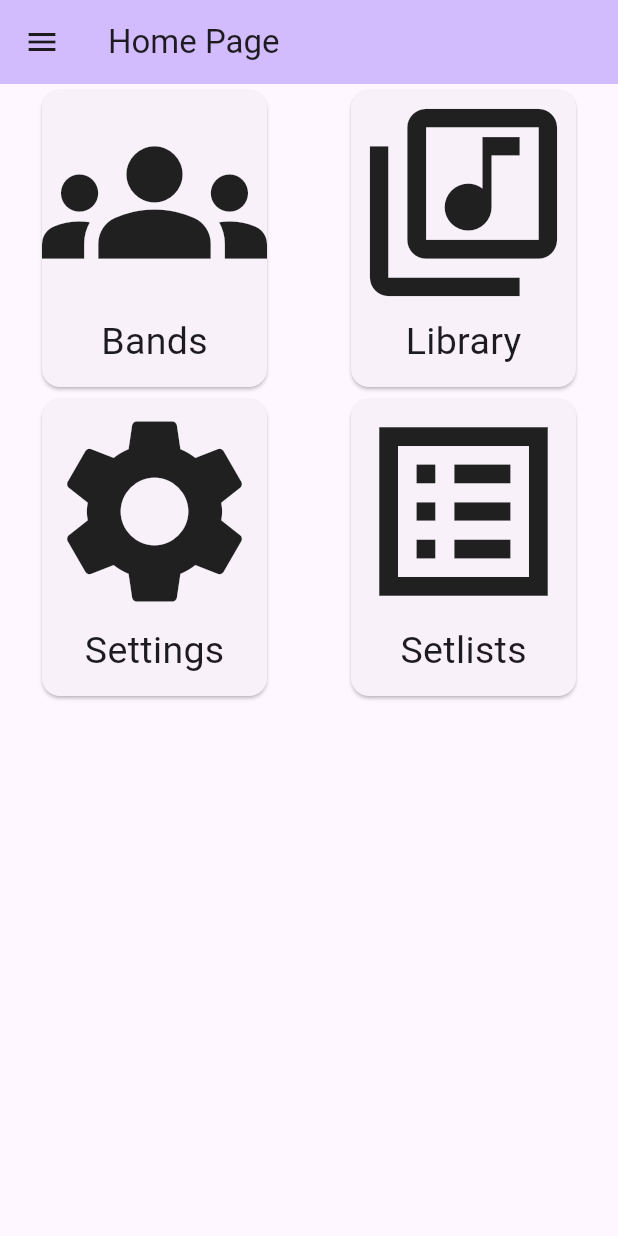
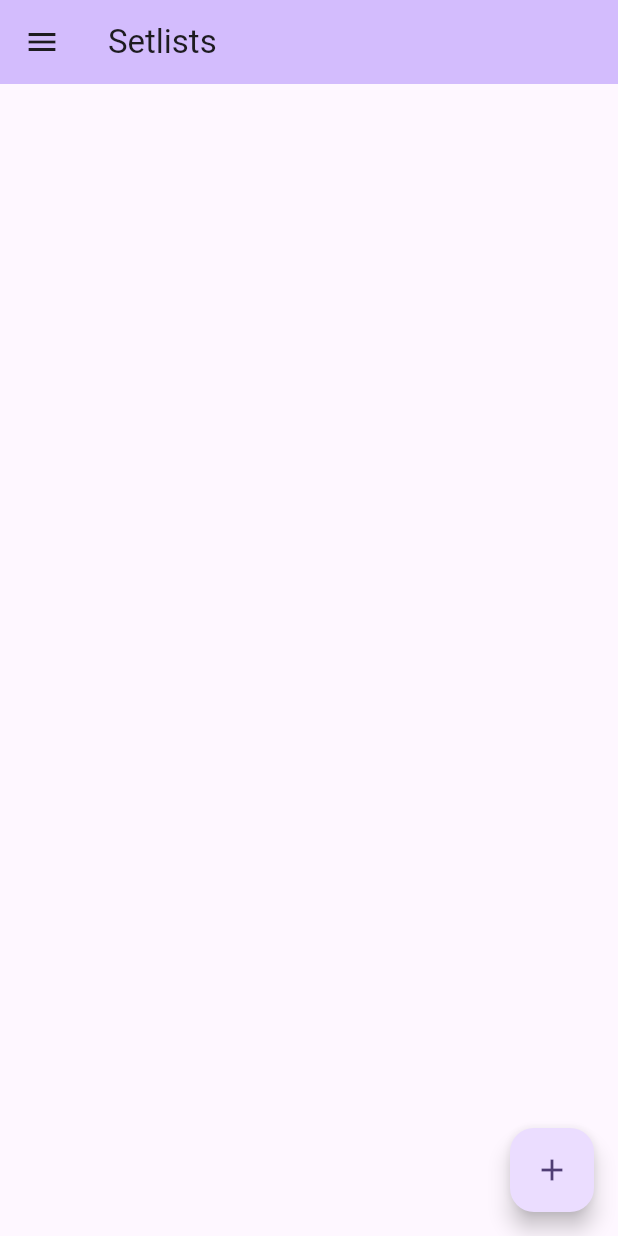
Before and after one commit to Houdini888/ZPI_frontend, a Flutter app: the screen it shows after launch, after a tap on "Setlists", on a phone screen of 412 x 824 dp. Run offline on Flutter 3.47's test engine with Material 3 defaults, Android fonts, the phone set to English and light mode, and no system bars; our stand-ins replace convert, file_picker, shared_preferences; missing offline and left inert: pdfx.

Commit message:
Merged + home page

```diff
--- a/zpi_frontend/lib/main.dart
+++ b/zpi_frontend/lib/main.dart
@@ -1,6 +1,7 @@
 import 'package:flutter/material.dart';
 import 'package:zpi_frontend/src/screens/bandlistscreen.dart';
 import 'package:zpi_frontend/src/screens/library_main.dart';
+import 'package:zpi_frontend/src/screens/setlists_main.dart';
 import 'package:zpi_frontend/src/widgets/app_drawer_menu.dart';
 
 void main() {
@@ -120,7 +121,7 @@ class _MyHomePageState extends State<MyHomePage> {
             clipBehavior: Clip.hardEdge,
             child: InkWell(
               onTap: () {
-                debugPrint('Card tapped.');
+                Navigator.push(context, MaterialPageRoute(builder: (context)=> const SetlistsMain()));
               },
               child: const SizedBox(
                 child:
--- a/zpi_frontend/lib/src/screens/setlists_main.dart
+++ b/zpi_frontend/lib/src/screens/setlists_main.dart
@@ -0,0 +1,148 @@
+import 'dart:async';
+
+import 'package:flutter/material.dart';
+import 'package:shared_preferences/shared_preferences.dart';
+import 'package:zpi_frontend/src/screens/setlist_preview.dart';
+
+import '../widgets/app_drawer_menu.dart';
+
+class SetlistsMain extends StatefulWidget {
+  const SetlistsMain({super.key});
+
+  @override
+  SharedPreferencesDemoState createState() => SharedPreferencesDemoState();
+}
+
+class SharedPreferencesDemoState extends State<SetlistsMain> {
+  final Future<SharedPreferencesWithCache> _prefs =
+      SharedPreferencesWithCache.create(
+          cacheOptions: const SharedPreferencesWithCacheOptions(
+              // This cache will only accept the key 'counter'.
+              ));
+  late Future<List<String>> _lists;
+  List<String> _externalList = [];
+  late TextEditingController textController;
+
+  Future<void> _addSetList() async {
+    final String? listName = await openDialog();
+    if (listName == null || listName.isEmpty) return;
+    final SharedPreferencesWithCache prefs = await _prefs;
+    final List<String> list = (prefs.getStringList('setlists') ?? []);
+    if(list.contains(listName)) {
+
+    }
+    else {
+      list.add(listName);
+    }
+
+    setState(() {
+      _lists = prefs.setStringList('setlists', list).then((_) {
+        return list;
+      });
+    });
+  }
+
+  // Future<void> _getExternalList() async {
+  //   final SharedPreferencesAsync prefs = SharedPreferencesAsync();
+  //   setState(() async {
+  //     _externalList = (await prefs.getStringList('externalCounter')) ?? [];
+  //   });
+  // }
+
+  @override
+  void initState() {
+    super.initState();
+    textController = TextEditingController();
+    _lists = _prefs.then((SharedPreferencesWithCache prefs) {
+      return prefs.getStringList('setlists') ?? [];
+    });
+    // _getExternalList();
+  }
+
+  @override
+  void dispose() {
+    textController.dispose();
+    super.dispose();
+  }
+
+  @override
+  Widget build(BuildContext context) {
+    return Scaffold(
+      appBar: AppBar(
+        backgroundColor: Theme.of(context).colorScheme.inversePrimary,
+        leading: Builder(
+          builder: (context) => IconButton(
+            icon: new Icon(Icons.menu),
+            onPressed: () => Scaffold.of(context).openDrawer(),
+          ),
+        ),
+        title: const Text('Setlists'),
+      ),
+      drawer: AppDrawer(),
+      body: FutureBuilder<List<String>>(
+          future: _lists,
+          builder:
+              (BuildContext context, AsyncSnapshot<List<String>> snapshot) {
+            switch (snapshot.connectionState) {
+              case ConnectionState.none:
+              case ConnectionState.waiting:
+                return const CircularProgressIndicator();
+              case ConnectionState.active:
+              case ConnectionState.done:
+                if (snapshot.hasError) {
+                  return Text('Error: ${snapshot.error}');
+                } else {
+                  return Padding(
+                      padding: EdgeInsets.symmetric(
+                          vertical: 18.0, horizontal: 16.0),
+                      child: SingleChildScrollView(
+                        child: Column(
+                          mainAxisAlignment: MainAxisAlignment.start,
+                          crossAxisAlignment: CrossAxisAlignment.start,
+                          children: [
+                            Column(
+                              children: snapshot.data!
+                                  .map((set) => ListTile(
+                                        key: Key(set),
+                                        onTap: () {Navigator.push(context, MaterialPageRoute(builder: (context)=> SetlistPreview(set)));},
+                                        title: Text(set),
+                                        leading: Icon(
+                                          Icons.label,
+                                          color: Colors.red,
+                                          size: 32.0,
+                                        ),
+                                      ))
+                                  .toList(),
+                            )
+                          ],
+                        ),
+                      ));
+                }
+            }
+          }),
+      floatingActionButton: FloatingActionButton(
+        onPressed: _addSetList,
+        tooltip: 'Increment',
+        child: const Icon(Icons.add),
+      ),
+    );
+  }
+
+  Future<String?> openDialog() => showDialog<String>(
+      context: context,
+      builder: (context) => AlertDialog(
+            title: Text("Wpisz nazwe setlisty:"),
+            content: TextField(
+              autofocus: true,
+              decoration: InputDecoration(hintText: "Wpisz nazwe"),
+              controller: textController,
+            ),
+            actions: [
+              TextButton(
+                  onPressed: () {
+                    Navigator.of(context).pop(textController.text);
+                  },
+                  child: Text("Create"))
+            ],
+          ));
+}
--- a/zpi_frontend/lib/src/widgets/app_drawer_menu.dart
+++ b/zpi_frontend/lib/src/widgets/app_drawer_menu.dart
@@ -1,6 +1,7 @@
 import 'package:flutter/material.dart';
 import 'package:zpi_frontend/src/screens/library_main.dart';
 import 'package:zpi_frontend/src/screens/bandlistscreen.dart';
+import 'package:zpi_frontend/src/screens/setlists_main.dart';
 
 class AppDrawer extends StatefulWidget {
   @override
@@ -82,8 +83,8 @@ class _AppDrawerState extends State<AppDrawer> {
             leading: Icon(Icons.list_alt_sharp),
             title: Text('Setlists'),
             onTap: () {
-              Navigator.pop(context);// Close the drawer
-              // Add navigation or functionality
+              Navigator.popUntil(context, (route) => route.isFirst);
+              Navigator.push(context, MaterialPageRoute(builder: (context)=> SetlistsMain()));
             },
           ),
           Divider(), // Add a horizontal divider
--- a/zpi_frontend/pubspec.yaml
+++ b/zpi_frontend/pubspec.yaml
@@ -15,6 +15,7 @@ dependencies:
   path: ^1.9.0
   path_provider: ^2.1.4
   pdfx: ^2.8.0
+  shared_preferences: ^2.3.2
 
 dev_dependencies:
   flutter_test:
```
Also changed, not shown: zpi_frontend/lib/src/screens/setlist_preview.dart (added, +184 -0 lines), zpi_frontend/pubspec.lock, 1 other file.
